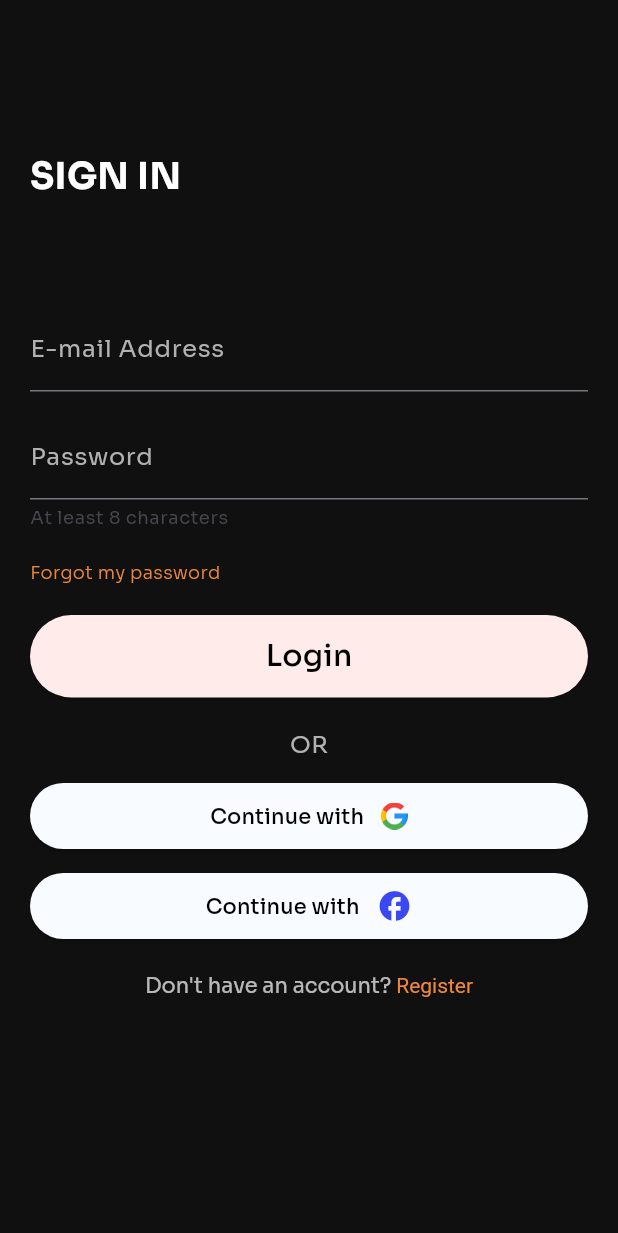
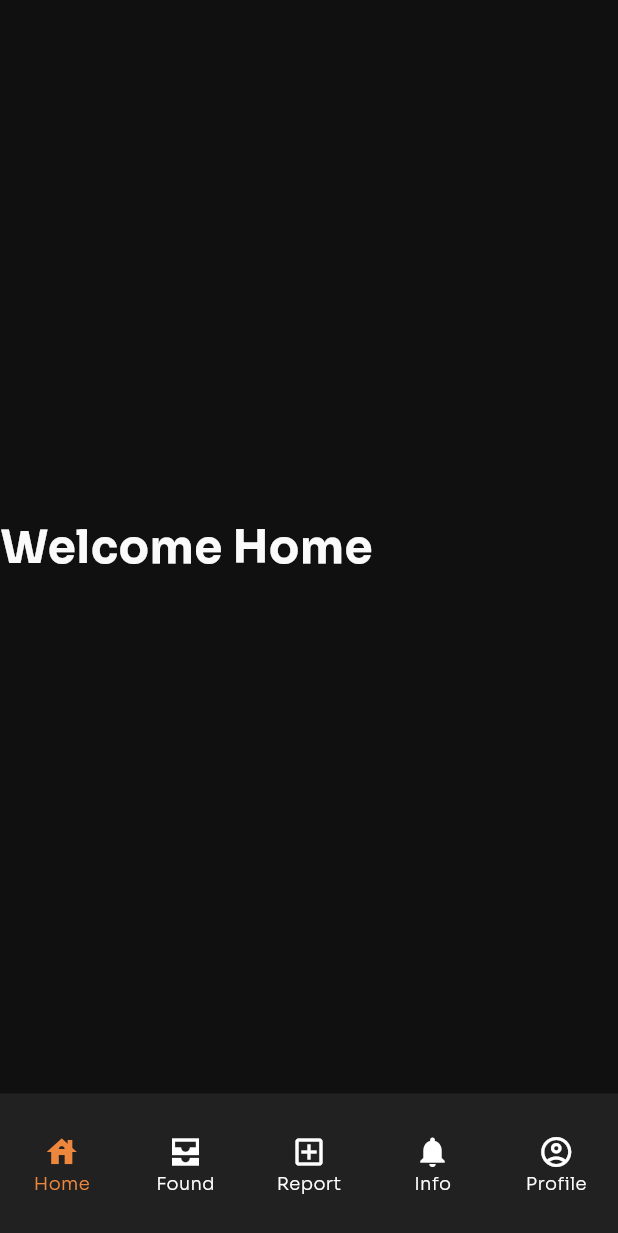
Before and after one commit to Serge-NSN/findam, a Flutter app: the screen it shows after launch, after a tap on "Login", on a phone screen of 412 x 824 dp. Shown: the top 1233 px of the screen. Run offline on Flutter 3.47's test engine with Material 3 defaults, Android fonts, the phone set to English and light mode, and no system bars; our stand-ins replace animated_splash_screen, page_transition.

Commit message:
create bottom navigation bar and implement switching to repsective screens

```diff
--- /dev/null
+++ b/lib/home_screen.dart
@@ -0,0 +1,104 @@
+import 'package:flutter/material.dart';
+
+class HomeScreen extends StatelessWidget {
+  const HomeScreen({super.key});
+
+  @override
+  Widget build(BuildContext context) {
+    return const BottomNavBar();
+  }
+}
+
+class BottomNavBar extends StatefulWidget {
+  const BottomNavBar({super.key});
+
+  @override
+  State<BottomNavBar> createState() => _BottomNavBarState();
+}
+
+class _BottomNavBarState extends State<BottomNavBar> {
+  int _selectedIndex = 0;
+  static const TextStyle optionStyle = TextStyle(
+      fontSize: 30, fontWeight: FontWeight.bold, color: Color(0xFFFAFAFA));
+  static const List<Widget> _widgetOptions = <Widget>[
+    Text(
+      'Welcome Home',
+      style: optionStyle,
+    ),
+    Text(
+      'Found Items',
+      style: optionStyle,
+    ),
+    Text(
+      'Report a Missing Item',
+      style: optionStyle,
+    ),
+    Text(
+      'Notifications',
+      style: optionStyle,
+    ),
+    // Add a fifth navigation item for "Profile"
+    Text(
+      'Setup Profile',
+      style: optionStyle,
+    ),
+  ];
+
+  void _onItemTapped(int index) {
+    setState(() {
+      _selectedIndex = index;
+    });
+  }
+
+  @override
+  Widget build(BuildContext context) {
+    return Scaffold(
+      backgroundColor: const Color(0xFF101010),
+      body: Column(
+        mainAxisAlignment: MainAxisAlignment.center,
+        crossAxisAlignment: CrossAxisAlignment.center,
+        children: [_widgetOptions.elementAt(_selectedIndex)],
+      ),
+      bottomNavigationBar: SizedBox(
+        height: 95, //height of navbar
+        child: BottomNavigationBar(
+          items: const <BottomNavigationBarItem>[
+            BottomNavigationBarItem(
+              icon: Icon(Icons.house),
+              label: 'Home',
+            ),
+            BottomNavigationBarItem(
+              icon: Icon(Icons.all_inbox_sharp),
+              label: 'Found',
+            ),
+            BottomNavigationBarItem(
+              icon: Icon(Icons.add_box_outlined),
+              label: 'Report',
+            ),
+            BottomNavigationBarItem(
+              icon: Icon(Icons.notifications),
+              label: 'Info',
+            ),
+            BottomNavigationBarItem(
+              icon: Icon(Icons.account_circle_outlined), // Add a profile icon
+              label: 'Profile',
+            ),
+          ],
+          currentIndex: _selectedIndex,
+          selectedItemColor: const Color(0xFFED873D),
+          unselectedItemColor: Colors.white,
+          showUnselectedLabels: true, // Make icon labels visible
+          onTap: _onItemTapped,
+          selectedLabelStyle:
+              const TextStyle(fontSize: 12, fontWeight: FontWeight.w300),
+          unselectedLabelStyle:
+              const TextStyle(fontSize: 12, fontWeight: FontWeight.w300),
+          type: BottomNavigationBarType.fixed,
+          backgroundColor: const Color.fromRGBO(33, 33, 33, 1.0),
+          selectedIconTheme: const IconThemeData(size: 24),
+          unselectedIconTheme: const IconThemeData(size: 24),
+        ),
+      ),
+    );
+  }
+}
--- a/lib/sign_in_screen.dart
+++ b/lib/sign_in_screen.dart
@@ -1,3 +1,4 @@
+import 'package:findam/home_screen.dart';
 import 'package:findam/sign_up_screen.dart';
 import 'package:flutter/material.dart';
 import 'package:flutter/gestures.dart';
@@ -82,7 +83,13 @@ class SignInScreen extends StatelessWidget {
                                 const EdgeInsets.all(13)),
                             backgroundColor: MaterialStateProperty.all(
                                 const Color.fromRGBO(254, 235, 234, 1))),
-                        onPressed: () {},
+                        onPressed: () {
+                          Navigator.push(
+                            context,
+                            MaterialPageRoute(
+                                builder: (context) => const HomeScreen()),
+                          );
+                        },
                         child: const Text(
                           'Login',
                           style: TextStyle(
--- a/lib/sign_up_screen.dart
+++ b/lib/sign_up_screen.dart
@@ -1,3 +1,4 @@
+import 'package:findam/home_screen.dart';
 import 'package:findam/sign_in_screen.dart';
 import 'package:flutter/material.dart';
 import 'package:flutter/gestures.dart';
@@ -148,7 +149,13 @@ class SignUpScreenState extends State<SignUpScreen> {
                                 const EdgeInsets.all(13)),
                             backgroundColor: MaterialStateProperty.all(
                                 const Color.fromRGBO(254, 235, 234, 1))),
-                        onPressed: () {},
+                        onPressed: () {
+                          Navigator.push(
+                            context,
+                            MaterialPageRoute(
+                                builder: (context) => const HomeScreen()),
+                          );
+                        },
                         child: const Text(
                           'Sign Up',
                           style: TextStyle(
--- a/pubspec.yaml
+++ b/pubspec.yaml
@@ -65,6 +65,7 @@ flutter:
   assets:
     - assets/img/logo.png
     - assets/img/google-logo.png
+    - assets/img/notification-icon.png
 
   # An image asset can refer to one or more resolution-specific "variants", see
   # https://flutter.dev/assets-and-images/#resolution-aware
```
Also changed, not shown: assets/img/notification-icon.png (added).
